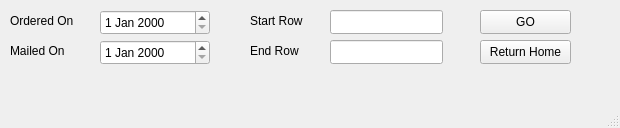
Before: the Qt Designer form diplomadates.ui in at91322/dteassistant, drawn with Qt 5.
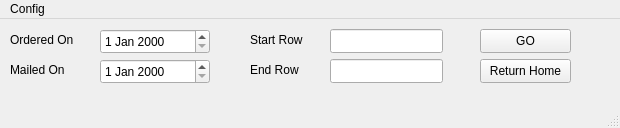
After: the same form once the commit is applied.

Commit message: add username and current term update functionality in menu bar on all windows

Diff of the .ui file:
```diff
--- a/diplomadates.ui
+++ b/diplomadates.ui
@@ -154,6 +154,14 @@
      <height>21</height>
     </rect>
    </property>
+   <widget class="QMenu" name="menuConfig">
+    <property name="title">
+     <string>Config</string>
+    </property>
+    <addaction name="actionChange_Username"/>
+    <addaction name="actionChange_Current_Term"/>
+   </widget>
+   <addaction name="menuConfig"/>
   </widget>
   <widget class="QStatusBar" name="statusbar"/>
  </widget>
```
Left out of the diff: 10 changed lines with no effect on the pictures. The commit also changes 19 other files.
